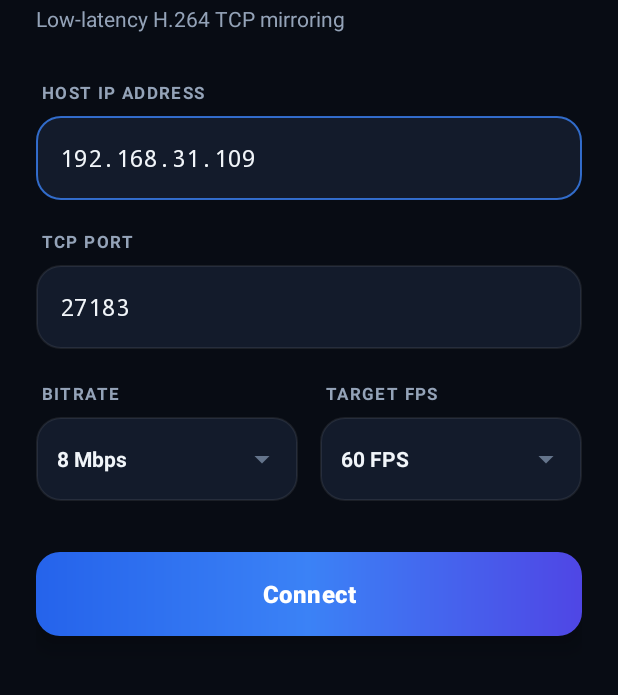
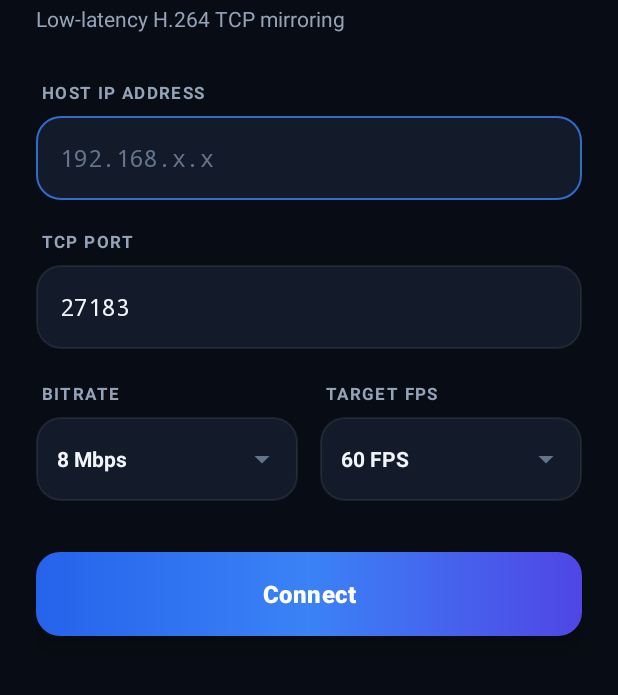
Before and after one commit to MasterDineth/Velocast, an Android app: the screen it shows after launch (ConnectActivity), on a phone screen of 412 x 824 dp, the part 333-1028 px from its top. Run offline under Robolectric (Android 15) with nearby library versions, the phone set to English and light mode, and no system bars.

Commit message:
chore(S00): clean .gitignore, remove legacy mirror.sh and default host IP

```diff
--- a/client/src/main/kotlin/com/mastersoft/velocast/Protocol.kt
+++ b/client/src/main/kotlin/com/mastersoft/velocast/Protocol.kt
@@ -7,7 +7,7 @@ import java.nio.ByteOrder
  * Binary wire protocol matching VeloCast Daemon (:server).
  */
 object Protocol {
-    const val DEFAULT_HOST = "192.168.31.109"
+    const val DEFAULT_HOST = ""
     const val DEFAULT_PORT = 27183
     const val VIDEO_HEADER_SIZE = 12
     const val CONTROL_PACKET_SIZE = 14
--- a/client/src/main/res/layout/activity_connect.xml
+++ b/client/src/main/res/layout/activity_connect.xml
@@ -78,7 +78,7 @@
             android:inputType="textNoSuggestions"
             android:paddingHorizontal="16dp"
             android:singleLine="true"
-            android:text="192.168.31.109"
+            android:text=""
             android:textColor="#F1F5F9"
             android:textColorHint="#64748B"
             android:textSize="16sp" />
--- a/client/src/main/res/layout/activity_settings.xml
+++ b/client/src/main/res/layout/activity_settings.xml
@@ -471,7 +471,7 @@
                                 android:layout_height="wrap_content"
                                 android:ellipsize="end"
                                 android:maxLines="1"
-                                android:text="192.168.31.109"
+                                android:text=""
                                 android:textColor="#C2C6D6"
                                 android:textSize="11sp" />
                         </LinearLayout>
--- a/server/src/main/kotlin/com/mastersoft/velocast/daemon/DaemonController.kt
+++ b/server/src/main/kotlin/com/mastersoft/velocast/daemon/DaemonController.kt
@@ -22,7 +22,6 @@ object DaemonController {
     private const val LOG_FILE = "/data/local/tmp/velocast-daemon.log"
     private const val PID_FILE = "/data/local/tmp/velocast-daemon.pid"
     private const val MAGISK_SCRIPT = "/data/adb/service.d/velocast.sh"
-    private const val LEGACY_MAGISK_SCRIPT = "/data/adb/service.d/mirror.sh"
 
     data class ShellResult(val exitCode: Int, val output: String)
 
@@ -158,7 +157,7 @@ object DaemonController {
                 if [ -r "${'$'}p/cmdline" ]; then
                     read -r cmd < "${'$'}p/cmdline" 2>/dev/null
                     case "${'$'}cmd" in
-                        *VeloCastDaemonMain*|*MirrorServerMain*|*velocast.sh*|*mirror.sh*)
+                        *VeloCastDaemonMain*|*velocast.sh*)
                             kill -9 "${'$'}pid" 2>/dev/null || true
                             ;;
                     esac
@@ -183,7 +182,7 @@ object DaemonController {
 
     fun setAutoStartEnabled(enabled: Boolean, port: Int): Result<Unit> {
         if (!enabled) {
-            val res = runSu("rm -f \"$MAGISK_SCRIPT\" \"$LEGACY_MAGISK_SCRIPT\"")
+            val res = runSu("rm -f \"$MAGISK_SCRIPT\"")
             return if (res.exitCode == 0) Result.success(Unit)
             else Result.failure(IllegalStateException(res.output))
         }
@@ -217,7 +216,6 @@ exit 0
 
         val installCmd = """
             mkdir -p /data/adb/service.d
-            rm -f "$LEGACY_MAGISK_SCRIPT"
             cat <<'EOF' > "$MAGISK_SCRIPT"
 $scriptContent
 EOF
```
Also changed, not shown: 2 other files.
